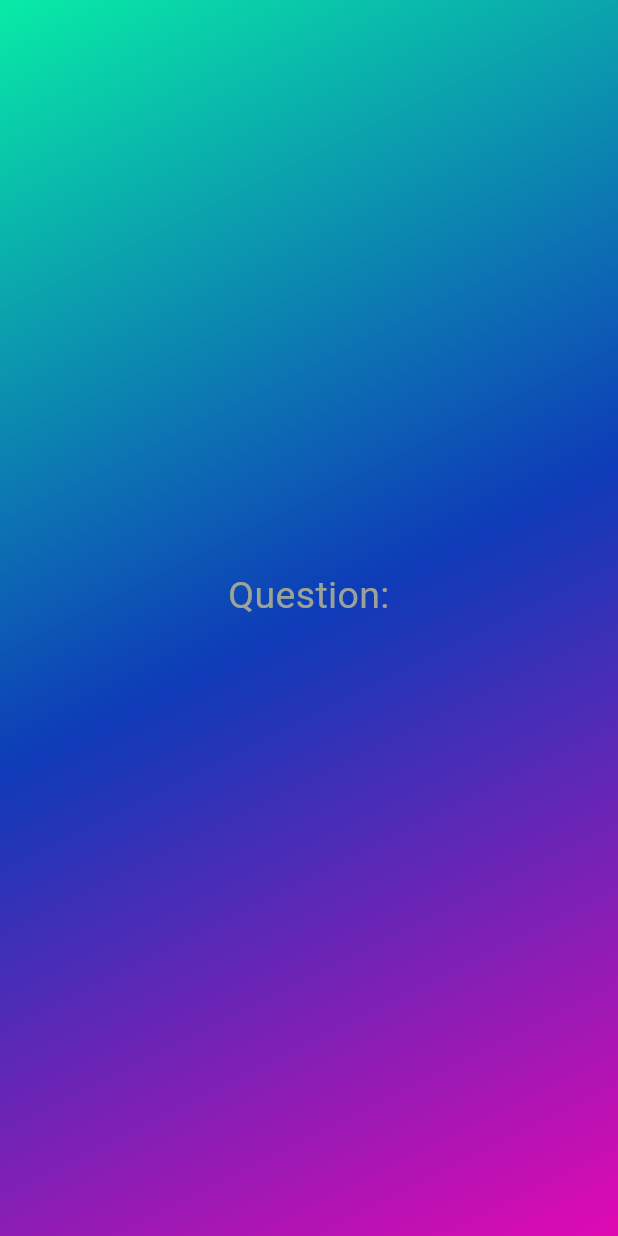
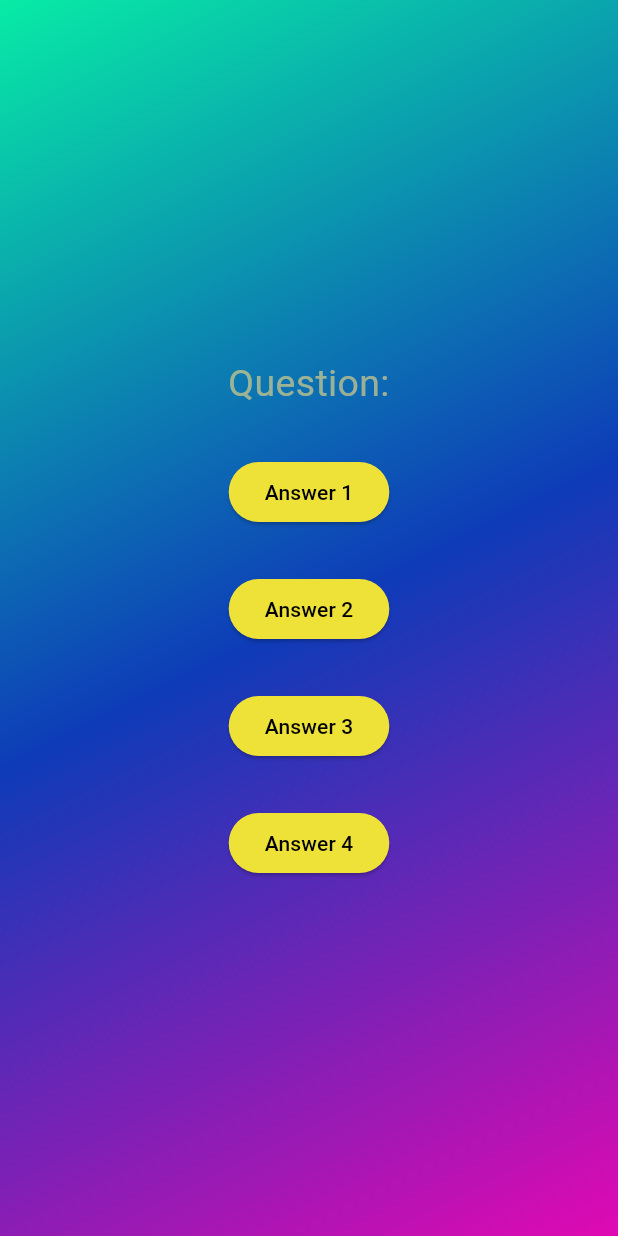
Before and after one commit to yhoyo-stelk08/quiz_app, a Flutter app: the screen it shows after launch, after a tap on "Start Quiz", on a phone screen of 412 x 824 dp. Run offline on Flutter 3.47's test engine with Material 3 defaults, Android fonts, the phone set to English and light mode, and no system bars.

Commit message:
feat: using AnswerButton Widget in question_screen and do some styling in answer_button  On branch working  Changes to be committed: 	modified:   lib/answer_button.dart 	modified:   lib/question_screen.dart

```diff
--- a/lib/answer_button.dart
+++ b/lib/answer_button.dart
@@ -10,7 +10,10 @@ class AnswerButton extends StatelessWidget {
     // TODO: implement build
     return ElevatedButton(
       onPressed: onTap,
-      style: ElevatedButton.styleFrom(),
+      style: ElevatedButton.styleFrom(
+        backgroundColor: const Color.fromARGB(255, 238, 226, 56),
+        foregroundColor: Colors.black,
+      ),
       child: Text(answerText),
     );
   }
--- a/lib/question_screen.dart
+++ b/lib/question_screen.dart
@@ -1,4 +1,5 @@
 import 'package:flutter/material.dart';
+import 'package:quiz_app/answer_button.dart';
 
 class QuestionScreen extends StatefulWidget {
   const QuestionScreen({super.key});
@@ -8,6 +9,9 @@ class QuestionScreen extends StatefulWidget {
     return _QuestionScreenState();
   }
 }
+
+// dummy function
+void onTap(){}
 
 class _QuestionScreenState extends State<QuestionScreen> {
   @override
@@ -29,8 +33,19 @@ class _QuestionScreenState extends State<QuestionScreen> {
           SizedBox(
             height: 30,
           ),
-
-
+          AnswerButton(answerText: 'Answer 1', onTap: onTap),
+          SizedBox(
+            height: 30,
+          ),
+          AnswerButton(answerText: 'Answer 2', onTap: onTap),
+          SizedBox(
+            height: 30,
+          ),
+          AnswerButton(answerText: 'Answer 3', onTap: onTap),
+          SizedBox(
+            height: 30,
+          ),
+          AnswerButton(answerText: 'Answer 4', onTap: onTap),
         ],
       ),
     );
```
